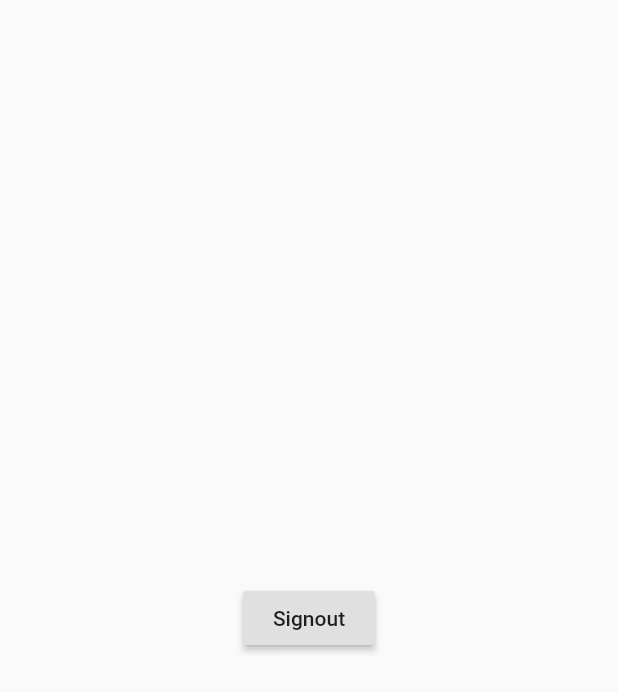
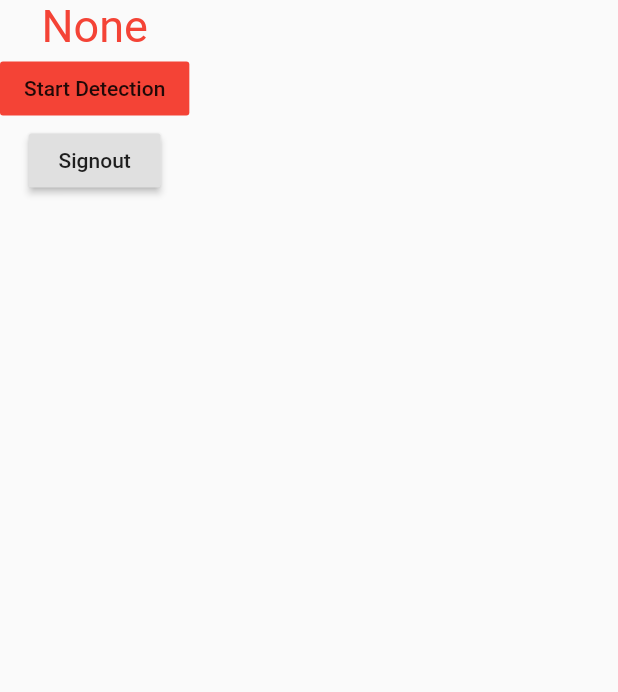
Before and after one commit to AlexSze/hackust2021-wellbeeing, a Flutter app: the screen it shows once a user with an empty profile is signed in, on a phone screen of 412 x 824 dp. Shown: the top 692 px of the screen. Run offline on Flutter 3.47's test engine with Material 2 defaults, Android fonts, the phone set to English and light mode, and no system bars; our stand-ins replace firebase_auth, firebase_core, permission_handler; missing offline and left inert: noise_meter; accounts and stored records are empty; network calls fail.

Commit message:
minor bug fixed

```diff
--- a/lib/main.dart
+++ b/lib/main.dart
@@ -1,7 +1,6 @@
 import 'package:firebase_core/firebase_core.dart';
 import 'package:flutter/material.dart';
 import 'package:wellbeeing/screen/auth/authStateLogic.dart';
-import 'package:wellbeeing/services/noiseDetectService.dart';
 
 void main() async {
   WidgetsFlutterBinding.ensureInitialized();
@@ -10,18 +9,15 @@ void main() async {
 }
 
 class MyApp extends StatelessWidget {
-  // This widget is the root of your application.
-
   @override
   Widget build(BuildContext context) {
     return MaterialApp(
-      title: 'Flutter Demo',
+      title: 'Wellbeeing',
       theme: ThemeData(
         primarySwatch: Colors.blue,
         visualDensity: VisualDensity.adaptivePlatformDensity,
       ),
       home: AuthStateLogic(),
-          // NoiseDetectView(),
     );
   }
 }
--- a/lib/screen/home.dart
+++ b/lib/screen/home.dart
@@ -1,5 +1,6 @@
 import 'package:flutter/material.dart';
 import 'package:wellbeeing/services/databse_auth.dart';
+import 'package:wellbeeing/services/noiseDetectService.dart';
 
 class Home extends StatefulWidget {
   @override
@@ -9,13 +10,20 @@ class Home extends StatefulWidget {
 class _HomeState extends State<Home> {
   @override
   Widget build(BuildContext context) {
+    double screenHeight = MediaQuery.of(context).size.height;
     return Scaffold(
-        body: Center(
-            child: RaisedButton(
-      child: Text('Signout'),
-      onPressed: () {
-        DataBaseAuth().signOut();
-      },
-    )));
+        body: SafeArea(
+      child: Column(
+        children: [
+          NoiseDetectView(),
+          RaisedButton(
+            child: Text('Signout'),
+            onPressed: () {
+              DataBaseAuth().signOut();
+            },
+          ),
+        ],
+      ),
+    ));
   }
 }
--- a/lib/services/noiseDetectService.dart
+++ b/lib/services/noiseDetectService.dart
@@ -91,9 +91,7 @@ class _NoiseDetectViewState extends State<NoiseDetectView> {
 
   @override
   Widget build(BuildContext context) {
-    return Scaffold(
-      body: Center(
-        child: Column(
+    return Column(
       mainAxisAlignment: MainAxisAlignment.center,
       children: [
         Text(
@@ -115,7 +113,7 @@ class _NoiseDetectViewState extends State<NoiseDetectView> {
           child: Text(_isRecording ? 'Detecting...' : 'Start Detection'),
           color: _isRecording ? Colors.green : Colors.red,
         )
-        ]),
-      ));
+      ],
+    );
   }
 }
```
Also changed, not shown: 2 other files. Lines whose indentation alone changed are shown as unchanged.
